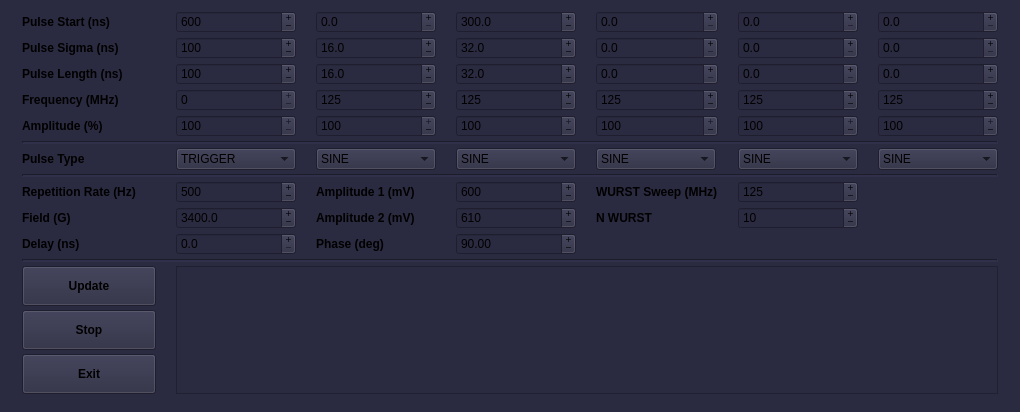
The window that atomize/control_center/gui/awg_main_window.ui (Anatoly1010/Atomize_NIOCH) describes before a commit, drawn with Qt 5.
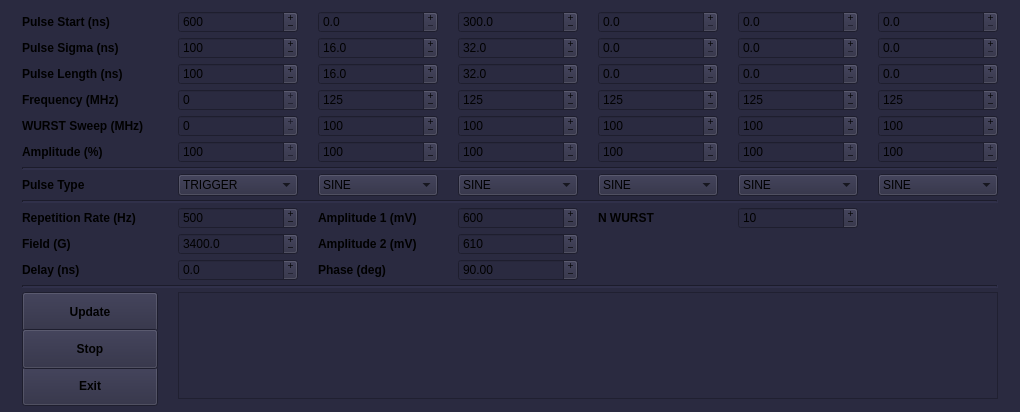
The same window after the commit.

Commit message:
06-10-2021; Sweep frequency added for all pulses in AWG creator
1) Sweep frequency parameter added for all pulses in AWG creator GUI

```diff
--- a/atomize/control_center/gui/awg_main_window.ui
+++ b/atomize/control_center/gui/awg_main_window.ui
@@ -1359,7 +1359,7 @@
         </property>
        </widget>
       </item>
-      <item row="14" column="4">
+      <item row="7" column="0">
        <widget class="QLabel" name="label_6">
         <property name="font">
          <font>
@@ -1372,7 +1372,29 @@
         </property>
        </widget>
       </item>
-      <item row="15" column="4">
+      <item row="7" column="1">
+       <widget class="QSpinBox" name="Wurst_sweep_1">
+        <property name="buttonSymbols">
+         <enum>QAbstractSpinBox::PlusMinus</enum>
+        </property>
+        <property name="keyboardTracking">
+         <bool>false</bool>
+        </property>
+        <property name="minimum">
+         <number>0</number>
+        </property>
+        <property name="maximum">
+         <number>0</number>
+        </property>
+        <property name="singleStep">
+         <number>5</number>
+        </property>
+        <property name="value">
+         <number>0</number>
+        </property>
+       </widget>
+      </item>
+      <item row="14" column="4">
        <widget class="QLabel" name="label_14">
         <property name="font">
          <font>
@@ -1386,28 +1408,6 @@
        </widget>
       </item>
       <item row="14" column="5">
-       <widget class="QSpinBox" name="Wurst_sweep">
-        <property name="buttonSymbols">
-         <enum>QAbstractSpinBox::PlusMinus</enum>
-        </property>
-        <property name="keyboardTracking">
-         <bool>false</bool>
-        </property>
-        <property name="minimum">
-         <number>1</number>
-        </property>
-        <property name="maximum">
-         <number>300</number>
-        </property>
-        <property name="singleStep">
-         <number>5</number>
-        </property>
-        <property name="value">
-         <number>125</number>
-        </property>
-       </widget>
-      </item>
-      <item row="15" column="5">
        <widget class="QSpinBox" name="N_wurst">
         <property name="buttonSymbols">
          <enum>QAbstractSpinBox::PlusMinus</enum>
@@ -1426,6 +1426,116 @@
         </property>
        </widget>
       </item>
+      <item row="7" column="2">
+       <widget class="QSpinBox" name="Wurst_sweep_2">
+        <property name="buttonSymbols">
+         <enum>QAbstractSpinBox::PlusMinus</enum>
+        </property>
+        <property name="keyboardTracking">
+         <bool>false</bool>
+        </property>
+        <property name="minimum">
+         <number>10</number>
+        </property>
+        <property name="maximum">
+         <number>300</number>
+        </property>
+        <property name="singleStep">
+         <number>5</number>
+        </property>
+        <property name="value">
+         <number>100</number>
+        </property>
+       </widget>
+      </item>
+      <item row="7" column="3">
+       <widget class="QSpinBox" name="Wurst_sweep_3">
+        <property name="buttonSymbols">
+         <enum>QAbstractSpinBox::PlusMinus</enum>
+        </property>
+        <property name="keyboardTracking">
+         <bool>false</bool>
+        </property>
+        <property name="minimum">
+         <number>10</number>
+        </property>
+        <property name="maximum">
+         <number>300</number>
+        </property>
+        <property name="singleStep">
+         <number>5</number>
+        </property>
+        <property name="value">
+         <number>100</number>
+        </property>
+       </widget>
+      </item>
+      <item row="7" column="4">
+       <widget class="QSpinBox" name="Wurst_sweep_4">
+        <property name="buttonSymbols">
+         <enum>QAbstractSpinBox::PlusMinus</enum>
+        </property>
+        <property name="keyboardTracking">
+         <bool>false</bool>
+        </property>
+        <property name="minimum">
+         <number>10</number>
+        </property>
+        <property name="maximum">
+         <number>300</number>
+        </property>
+        <property name="singleStep">
+         <number>5</number>
+        </property>
+        <property name="value">
+         <number>100</number>
+        </property>
+       </widget>
+      </item>
+      <item row="7" column="5">
+       <widget class="QSpinBox" name="Wurst_sweep_5">
+        <property name="buttonSymbols">
+         <enum>QAbstractSpinBox::PlusMinus</enum>
+        </property>
+        <property name="keyboardTracking">
+         <bool>false</bool>
+        </property>
+        <property name="minimum">
+         <number>10</number>
+        </property>
+        <property name="maximum">
+         <number>300</number>
+        </property>
+        <property name="singleStep">
+         <number>5</number>
+        </property>
+        <property name="value">
+         <number>100</number>
+        </property>
+       </widget>
+      </item>
+      <item row="7" column="6">
+       <widget class="QSpinBox" name="Wurst_sweep_6">
+        <property name="buttonSymbols">
+         <enum>QAbstractSpinBox::PlusMinus</enum>
+        </property>
+        <property name="keyboardTracking">
+         <bool>false</bool>
+        </property>
+        <property name="minimum">
+         <number>10</number>
+        </property>
+        <property name="maximum">
+         <number>300</number>
+        </property>
+        <property name="singleStep">
+         <number>5</number>
+        </property>
+        <property name="value">
+         <number>100</number>
+        </property>
+       </widget>
+      </item>
      </layout>
     </item>
    </layout>
```
The commit also changes 1 other file.
